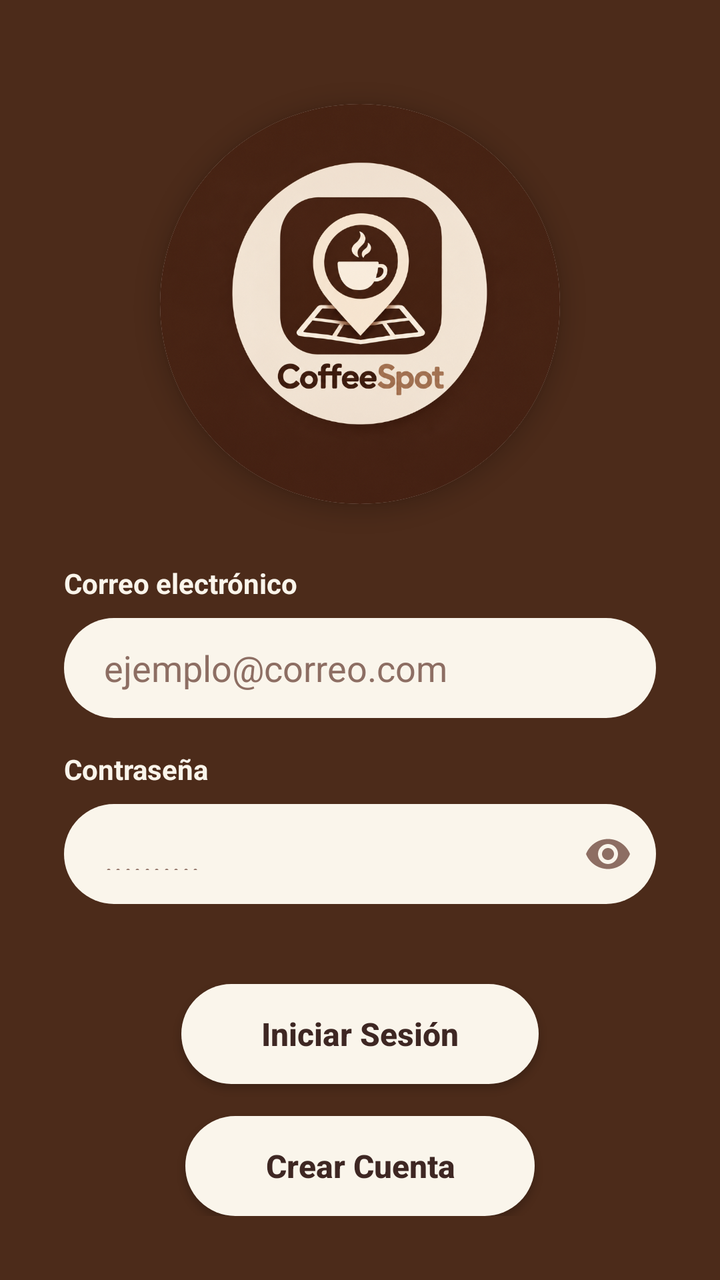
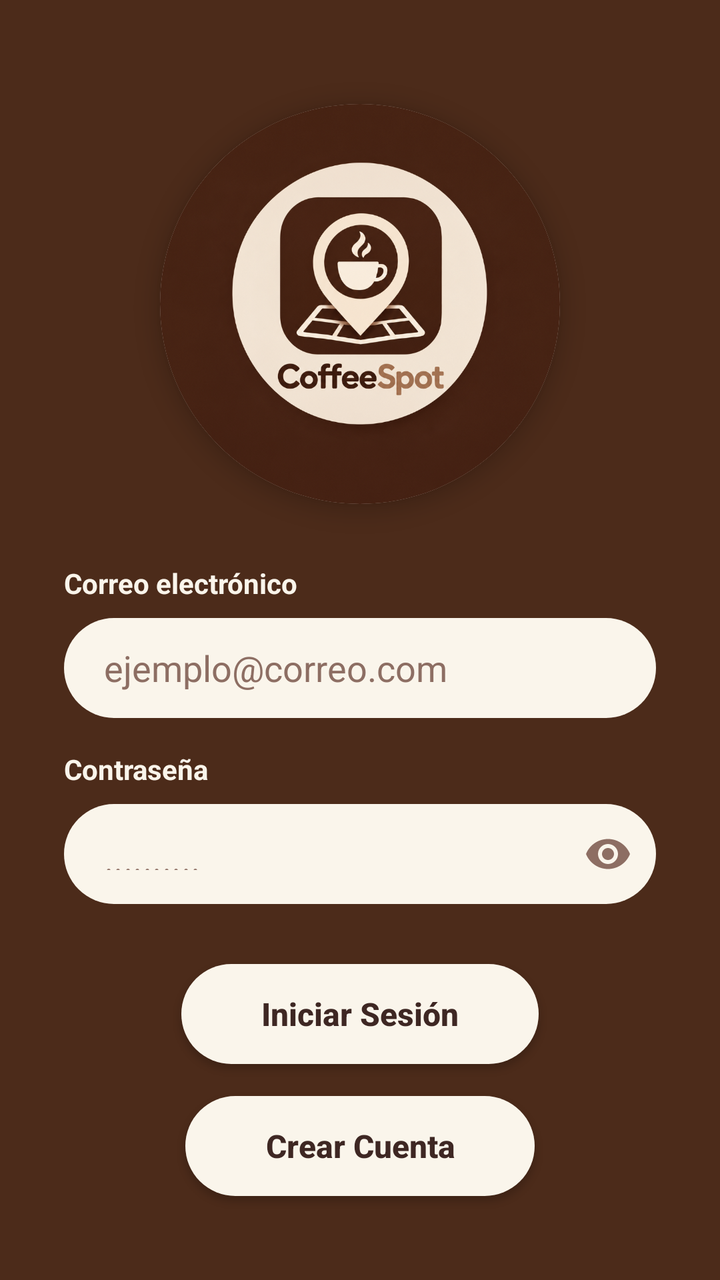

Screens rendered from an Android XML layout before and after an edit, with the pre-edit source and the edit as a unified diff.
<!-- AndroidManifest.xml: application theme Theme.Cafeteria -->
<!-- res/layout/activity_main.xml -->
<?xml version="1.0" encoding="utf-8"?>
<androidx.constraintlayout.widget.ConstraintLayout xmlns:android="http://schemas.android.com/apk/res/android"
    xmlns:app="http://schemas.android.com/apk/res-auto"
    android:layout_width="match_parent"
    android:layout_height="match_parent"
    android:background="@color/cafe_fondo"
    android:padding="32dp">

    
    <androidx.cardview.widget.CardView
        android:id="@+id/card_logo"
        android:layout_width="200dp"
        android:layout_height="200dp"
        android:layout_marginTop="20dp"
        app:cardCornerRadius="100dp"
        app:cardElevation="6dp"
        app:layout_constraintEnd_toEndOf="parent"
        app:layout_constraintStart_toStartOf="parent"
        app:layout_constraintTop_toTopOf="parent">

        <ImageView
            android:id="@+id/logo_app"
            android:layout_width="match_parent"
            android:layout_height="match_parent"
            android:scaleType="centerCrop"
            android:src="@drawable/logocoffeespot3" />
    </androidx.cardview.widget.CardView>

    
    <TextView
        android:id="@+id/lbl_correo"
        android:layout_width="wrap_content"
        android:layout_height="wrap_content"
        android:text="@string/lbl_correo"
        android:textColor="@color/crema_fondo"
        android:textStyle="bold"
        android:layout_marginTop="30dp"
        app:layout_constraintStart_toStartOf="parent"
        app:layout_constraintTop_toBottomOf="@+id/card_logo" />

    
    <EditText
        android:id="@+id/input_correo"
        android:layout_width="match_parent"
        android:layout_height="50dp"
        android:layout_marginTop="8dp"
        android:background="@drawable/fondo_redondeado_crema"
        android:backgroundTint="@color/crema_fondo"
        android:paddingHorizontal="20dp"
        android:textColor="@color/cafe_oscuro_texto"
        android:textColorHint="@color/cafe_suave"
        android:hint="@string/hint_correo"
        android:inputType="textEmailAddress"
        app:layout_constraintEnd_toEndOf="parent"
        app:layout_constraintStart_toStartOf="parent"
        app:layout_constraintTop_toBottomOf="@+id/lbl_correo" />

    
    <TextView
        android:id="@+id/lbl_contrasena"
        android:layout_width="wrap_content"
        android:layout_height="wrap_content"
        android:text="@string/lbl_contrasena"
        android:textColor="@color/crema_fondo"
        android:textStyle="bold"
        android:layout_marginTop="16dp"
        app:layout_constraintStart_toStartOf="parent"
        app:layout_constraintTop_toBottomOf="@+id/input_correo" />

    
    <com.google.android.material.textfield.TextInputLayout
        android:id="@+id/layout_input_contrasena"
        android:layout_width="match_parent"
        android:layout_height="wrap_content"
        android:layout_marginTop="8dp"
        app:hintEnabled="false"
        app:endIconMode="password_toggle"
        app:endIconTint="@color/cafe_suave"
        app:layout_constraintEnd_toEndOf="parent"
        app:layout_constraintStart_toStartOf="parent"
        app:layout_constraintTop_toBottomOf="@+id/lbl_contrasena">

        <com.google.android.material.textfield.TextInputEditText
            android:id="@+id/input_contrasena"
            android:layout_width="match_parent"
            android:layout_height="50dp"
            android:background="@drawable/fondo_redondeado_crema"
            android:backgroundTint="@color/crema_fondo"
            android:paddingHorizontal="20dp"
            android:textColor="@color/cafe_oscuro_texto"
            android:textColorHint="@color/cafe_suave"
            android:hint="@string/hint_contrasena"
            android:inputType="textPassword" />
    </com.google.android.material.textfield.TextInputLayout>

    
    <androidx.appcompat.widget.AppCompatButton
        android:id="@+id/btn_ingresar"
        style="@style/EstiloBotonPrincipal"
        android:layout_marginTop="40dp"
        android:onClick="ingresarApp"
        android:text="@string/btn_iniciar"
        app:layout_constraintEnd_toEndOf="parent"
        app:layout_constraintStart_toStartOf="parent"
        app:layout_constraintTop_toBottomOf="@+id/layout_input_contrasena" />

    
    <androidx.appcompat.widget.AppCompatButton
        android:id="@+id/btn_crear_cuenta"
        style="@style/EstiloBotonPrincipal"
        android:layout_marginTop="16dp"
        android:onClick="crearCuenta"
        android:text="@string/btn_crear"
        app:layout_constraintEnd_toEndOf="parent"
        app:layout_constraintStart_toStartOf="parent"
        app:layout_constraintTop_toBottomOf="@+id/btn_ingresar" />

</androidx.constraintlayout.widget.ConstraintLayout>
<!-- resources referenced by this layout -->
<resources>
  <color name="cafe_fondo">#4C2B1A</color>
  <color name="cafe_oscuro_texto">#3E2723</color>
  <color name="cafe_suave">#8D6E63</color>
  <color name="crema_fondo">#FAF5EB</color>
  <!-- drawable fondo_redondeado_crema (drawable) -->
  <?xml version="1.0" encoding="utf-8"?>
  <shape xmlns:android="http://schemas.android.com/apk/res/android">
      
      <solid android:color="#F5E6CC" />
      
      <corners android:radius="25dp" />
  </shape>
  <!-- drawable logocoffeespot3: png bitmap (drawable, 753443 bytes) -->
  <string name="btn_crear">Crear Cuenta</string>
  <string name="btn_iniciar">Iniciar Sesión</string>
  <string name="hint_contrasena">..........</string>
  <string name="hint_correo">ejemplo@correo.com</string>
  <string name="lbl_contrasena">Contraseña</string>
  <string name="lbl_correo">Correo electrónico</string>
  <style name="EstiloBotonPrincipal" parent="Widget.AppCompat.Button">
          <item name="android:layout_width">wrap_content</item>
          <item name="android:layout_height">50dp</item>
          <item name="android:background">@drawable/fondo_redondeado_crema</item>
          <item name="backgroundTint">@color/crema_fondo</item>
          <item name="android:textColor">@color/cafe_oscuro_texto</item>
          <item name="android:textSize">16sp</item>
          <item name="android:textStyle">bold</item>
          <item name="android:textAllCaps">false</item>
          <item name="android:paddingHorizontal">40dp</item>
          <item name="android:elevation">4dp</item>
      </style>
  <style name="Theme.Cafeteria" parent="Base.Theme.Cafeteria" />
  <style name="Base.Theme.Cafeteria" parent="Theme.Material3.DayNight.NoActionBar">
          
      </style>
</resources>

<!-- the commit's change to res/layout/activity_main.xml (unified diff, before → after) -->
@@ -97,7 +97,7 @@
     <androidx.appcompat.widget.AppCompatButton
         android:id="@+id/btn_ingresar"
         style="@style/EstiloBotonPrincipal"
-        android:layout_marginTop="40dp"
+        android:layout_marginTop="30dp"
         android:onClick="ingresarApp"
         android:text="@string/btn_iniciar"
         app:layout_constraintEnd_toEndOf="parent"
@@ -115,4 +115,21 @@
         app:layout_constraintStart_toStartOf="parent"
         app:layout_constraintTop_toBottomOf="@+id/btn_ingresar" />
 
+    
+    <TextView
+        android:id="@+id/txt_invitado"
+        android:layout_width="wrap_content"
+        android:layout_height="wrap_content"
+        android:layout_marginTop="24dp"
+        android:text="Continuar como invitado >"
+        android:textColor="@color/crema_fondo"
+        android:textSize="16sp"
+        android:textStyle="bold"
+        android:padding="8dp"
+        android:background="?attr/selectableItemBackground"
+        android:onClick="ingresarComoInvitado"
+        app:layout_constraintEnd_toEndOf="parent"
+        app:layout_constraintStart_toStartOf="parent"
+        app:layout_constraintTop_toBottomOf="@+id/btn_crear_cuenta" />
+
 </androidx.constraintlayout.widget.ConstraintLayout>
